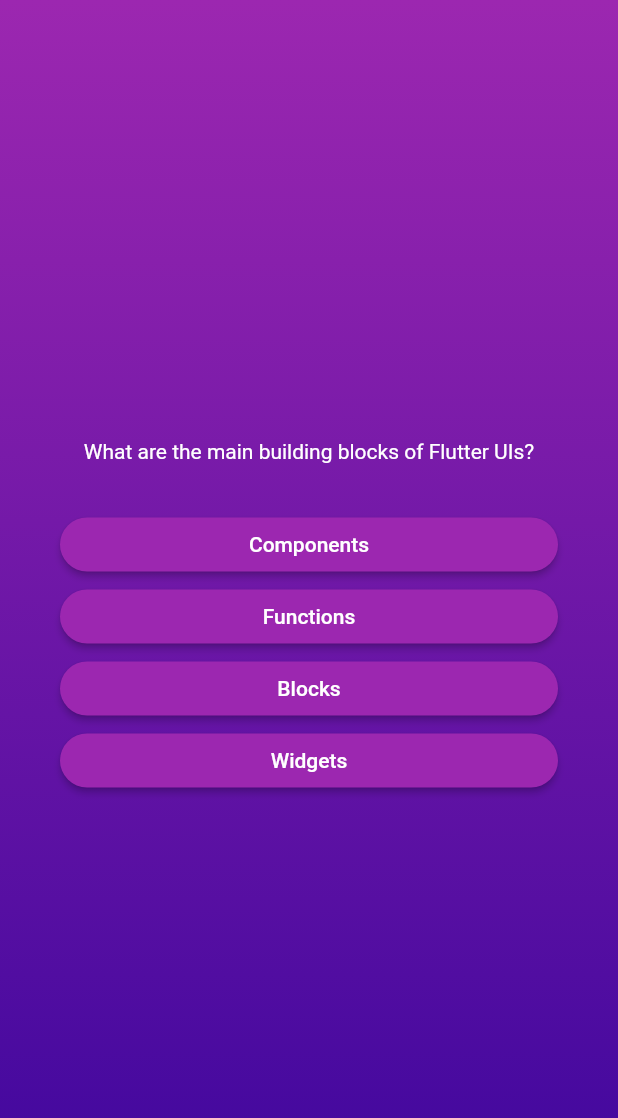
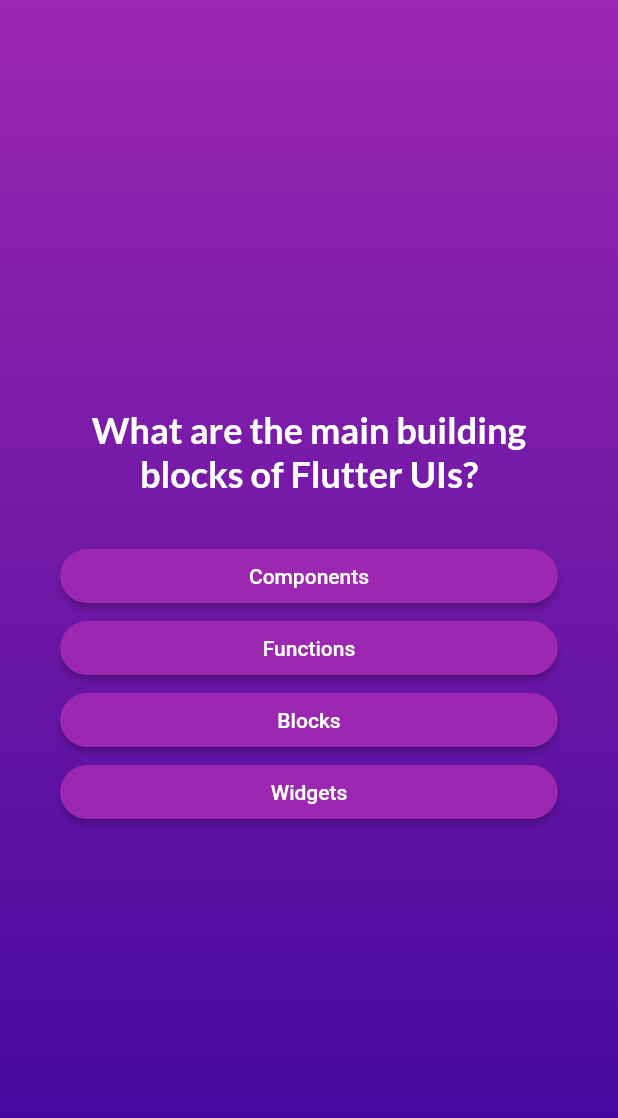
Before and after one commit to nashvak/quiz_app, a Flutter app: the screen it shows after launch, after a tap on "Start Quiz", on a phone screen of 412 x 824 dp. Shown: the top 1118 px of the screen. Run offline on Flutter 3.47's test engine with Material 2 defaults, Android fonts, the phone set to English and light mode, and no system bars; our stand-ins replace google_fonts.

Commit message:
added google font package and change the styling

```diff
--- a/lib/utilities/quiz_app/quiz_screen.dart
+++ b/lib/utilities/quiz_app/quiz_screen.dart
@@ -1,4 +1,5 @@
 import 'package:flutter/material.dart';
+import 'package:google_fonts/google_fonts.dart';
 import 'package:quiz_app/utilities/questions/dummy_questions.dart';
 
 class QuestionScreen extends StatefulWidget {
@@ -29,7 +30,10 @@ class _QuestionScreenState extends State<QuestionScreen> {
           children: [
             Text(
               currentQuestion.text,
-              style: TextStyle(color: Colors.white),
+              style: GoogleFonts.lato(
+                  color: Colors.white,
+                  fontSize: 24,
+                  fontWeight: FontWeight.bold),
               textAlign: TextAlign.center,
             ),
             const SizedBox(
--- a/lib/utilities/quiz_app/start_screen.dart
+++ b/lib/utilities/quiz_app/start_screen.dart
@@ -1,4 +1,5 @@
 import 'package:flutter/material.dart';
+import 'package:google_fonts/google_fonts.dart';
 
 class StartScreen extends StatelessWidget {
   final void Function() startQuiz;
@@ -19,9 +20,9 @@ class StartScreen extends StatelessWidget {
         const SizedBox(
           height: 80,
         ),
-        const Text(
+        Text(
           'Learn flutter in fun ways..',
-          style: TextStyle(color: Colors.white, fontSize: 25),
+          style: GoogleFonts.lato(color: Colors.white, fontSize: 24),
         ),
         const SizedBox(
           height: 30,
```
